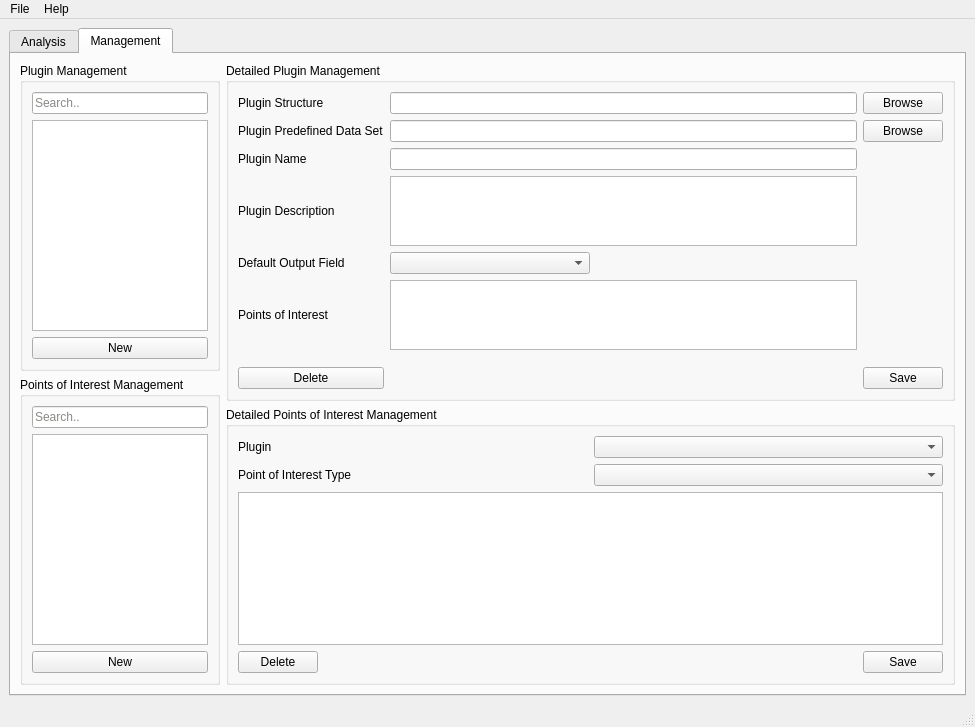
Before: the Qt Designer form src/GUI/ui_files/BATT5_GUI.ui in adalio0/BATT5, drawn with Qt 5.
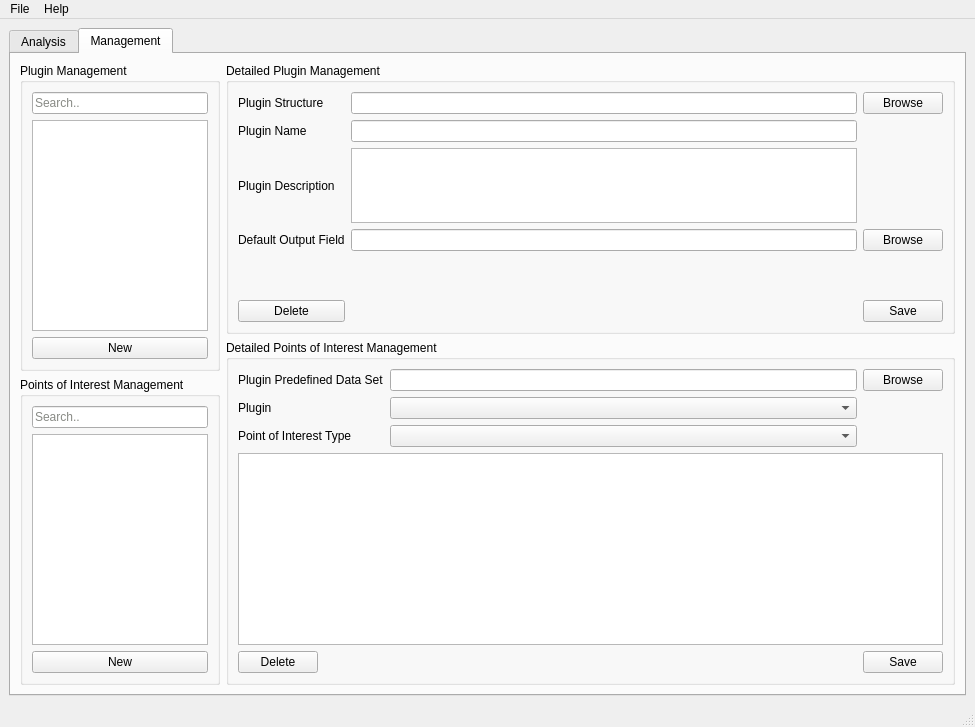
After: the same form once the commit is applied. The open tabs and pages were chosen to show the change.

What changed in the file:
```diff
--- a/src/GUI/ui_files/BATT5_GUI.ui
+++ b/src/GUI/ui_files/BATT5_GUI.ui
@@ -659,6 +659,13 @@
             <layout class="QVBoxLayout" name="verticalLayout_15">
              <item>
               <layout class="QGridLayout" name="dpm_layout">
+               <item row="4" column="2">
+                <widget class="QPushButton" name="dpmDOF_button">
+                 <property name="text">
+                  <string>Browse</string>
+                 </property>
+                </widget>
+               </item>
                <item row="1" column="0">
                 <widget class="QLabel" name="dpmPluginStructure_label">
                  <property name="text">
@@ -666,65 +673,38 @@
                  </property>
                 </widget>
                </item>
-               <item row="6" column="0">
-                <widget class="QLabel" name="dpmPoi_label">
-                 <property name="text">
-                  <string>Points of Interest</string>
-                 </property>
-                </widget>
-               </item>
-               <item row="2" column="0">
-                <widget class="QLabel" name="dpmPluginPredefined_label">
-                 <property name="text">
-                  <string>Plugin Predefined Data Set</string>
-                 </property>
-                </widget>
-               </item>
-               <item row="4" column="0">
+               <item row="3" column="0">
                 <widget class="QLabel" name="dpmPluginDescription_label">
                  <property name="text">
                   <string>Plugin Description</string>
                  </property>
                 </widget>
                </item>
-               <item row="3" column="0">
+               <item row="2" column="0">
                 <widget class="QLabel" name="dpmPluginName_label">
                  <property name="text">
                   <string>Plugin Name</string>
                  </property>
                 </widget>
                </item>
-               <item row="5" column="0">
+               <item row="4" column="0">
                 <widget class="QLabel" name="dpmDefaultOutputField_label">
                  <property name="text">
                   <string>Default Output Field</string>
                  </property>
                 </widget>
                </item>
-               <item row="2" column="1">
-                <widget class="QLineEdit" name="dpmPluginPredefined_lineEdit"/>
-               </item>
-               <item row="8" column="0">
+               <item row="6" column="0">
                 <widget class="QPushButton" name="dpmDelete_button">
                  <property name="text">
                   <string>Delete</string>
                  </property>
                 </widget>
                </item>
-               <item row="3" column="1">
+               <item row="2" column="1">
                 <widget class="QLineEdit" name="dpmPluginName_lineEdit"/>
                </item>
-               <item row="6" column="1">
-                <widget class="QTextEdit" name="dpmPoi_textEdit">
-                 <property name="maximumSize">
-                  <size>
-                   <width>16777215</width>
-                   <height>75</height>
-                  </size>
-                 </property>
-                </widget>
-               </item>
-               <item row="4" column="1">
+               <item row="3" column="1">
                 <widget class="QTextEdit" name="dpmPluginDescription_textEdit">
                  <property name="maximumSize">
                   <size>
@@ -737,14 +717,14 @@
                <item row="1" column="1">
                 <widget class="QLineEdit" name="dpmPluginStructure_lineEdit"/>
                </item>
-               <item row="8" column="2">
+               <item row="6" column="2">
                 <widget class="QPushButton" name="dpmSave_button">
                  <property name="text">
                   <string>Save</string>
                  </property>
                 </widget>
                </item>
-               <item row="7" column="1">
+               <item row="5" column="1">
                 <spacer name="dpm_verticalSpacer">
                  <property name="orientation">
                   <enum>Qt::Vertical</enum>
@@ -764,22 +744,8 @@
                  </property>
                 </widget>
                </item>
-               <item row="2" column="2">
-                <widget class="QPushButton" name="dpmPluginPredefined_button">
-                 <property name="text">
-                  <string>Browse</string>
-                 </property>
-                </widget>
-               </item>
-               <item row="5" column="1">
-                <widget class="QComboBox" name="dpm_comboBox">
-                 <property name="maximumSize">
-                  <size>
-                   <width>200</width>
-                   <height>200</height>
-                  </size>
-                 </property>
-                </widget>
+               <item row="4" column="1">
+                <widget class="QLineEdit" name="dpmDOF_lineEdit"/>
                </item>
               </layout>
              </item>
@@ -794,26 +760,43 @@
             <layout class="QVBoxLayout" name="verticalLayout_18">
              <item>
               <layout class="QGridLayout" name="dpoim_topGrid">
-               <item row="1" column="0">
+               <item row="0" column="0">
+                <widget class="QLabel" name="dpoimPredefined_label">
+                 <property name="text">
+                  <string>Plugin Predefined Data Set</string>
+                 </property>
+                </widget>
+               </item>
+               <item row="2" column="0">
                 <widget class="QLabel" name="dpoimPoiType_label">
                  <property name="text">
                   <string>Point of Interest Type</string>
                  </property>
                 </widget>
                </item>
-               <item row="1" column="1">
-                <widget class="QComboBox" name="dpoimPoiType_dropdown"/>
-               </item>
-               <item row="0" column="1">
-                <widget class="QComboBox" name="dpoimPlugin_dropdown"/>
-               </item>
-               <item row="0" column="0">
+               <item row="1" column="0">
                 <widget class="QLabel" name="dpoimPlugin_label">
                  <property name="text">
                   <string>Plugin</string>
                  </property>
                 </widget>
                </item>
+               <item row="0" column="1">
+                <widget class="QLineEdit" name="dpoimPredefined_lineEdit"/>
+               </item>
+               <item row="0" column="2">
+                <widget class="QPushButton" name="dpoimPredefined_button">
+                 <property name="text">
+                  <string>Browse</string>
+                 </property>
+                </widget>
+               </item>
+               <item row="1" column="1">
+                <widget class="QComboBox" name="dpoimPlugin_dropdown"/>
+               </item>
+               <item row="2" column="1">
+                <widget class="QComboBox" name="dpoimPoiType_dropdown"/>
+               </item>
               </layout>
              </item>
              <item>
```
Left out of the diff: 8 changed lines with no effect on the pictures.
